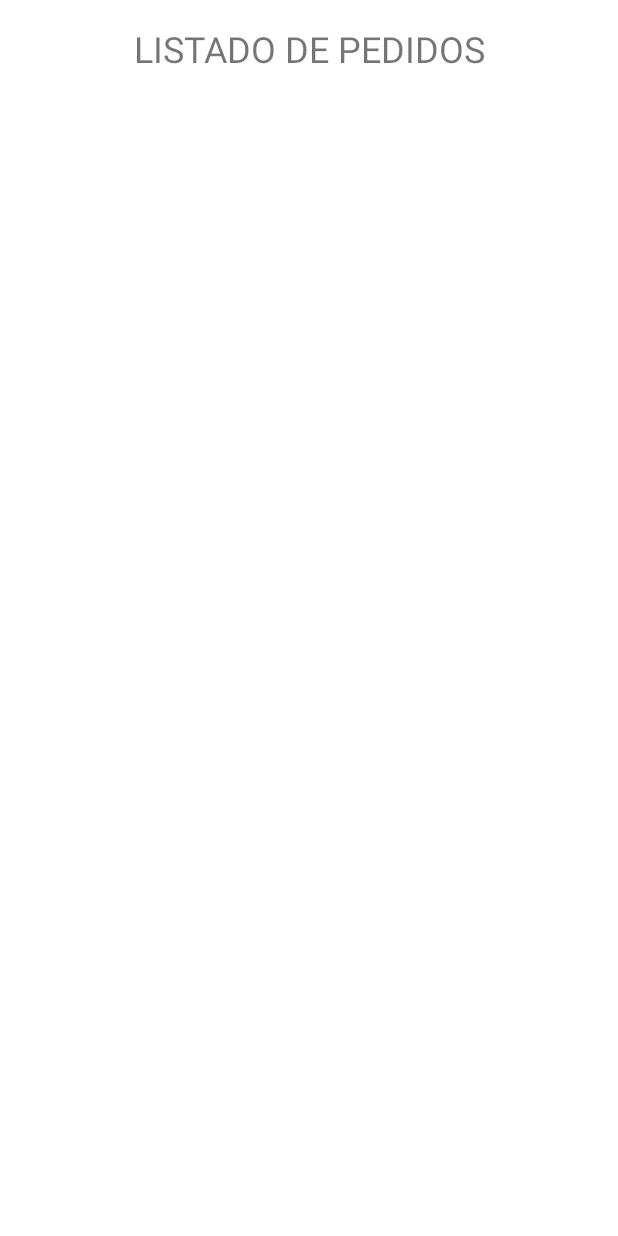
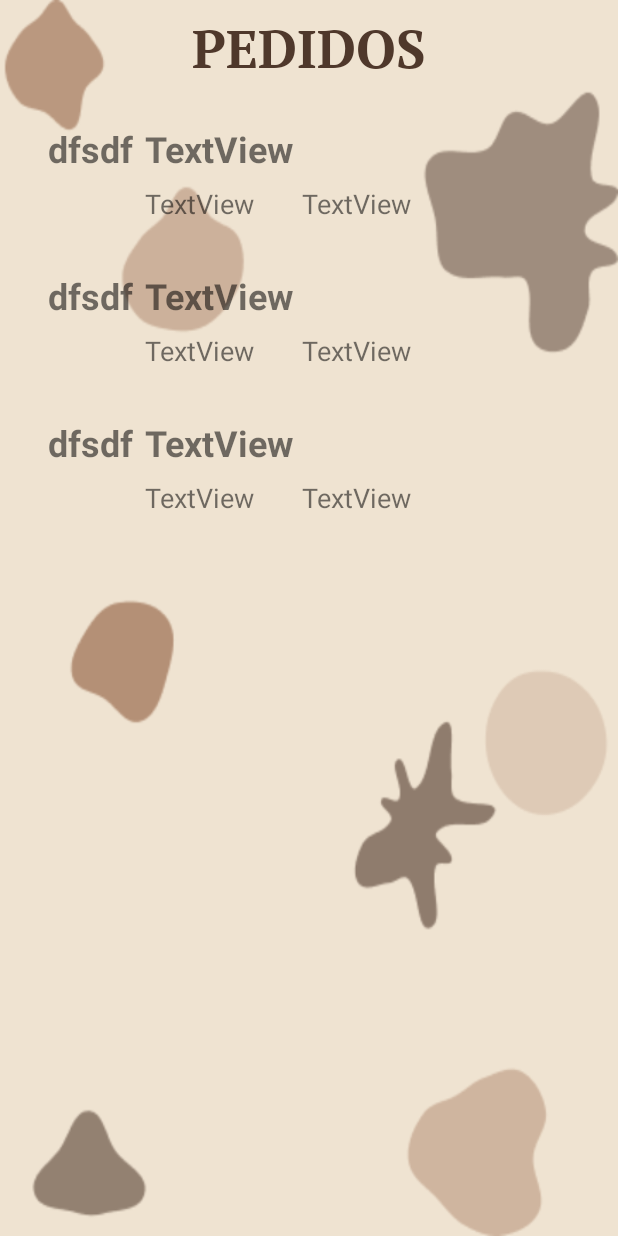
Before and after one commit to Rodrigo507/UnSaborDiferente, an Android app: the layout fragment_lista_pedidos.xml on its own in the app's theme, with its tools: preview values and no code run, on a phone screen of 412 x 824 dp. Run offline under Robolectric (Android 15) with nearby library versions, the phone set to English and light mode, and no system bars.

Commit message:
Mostramos los datos en RecyclerView, Funcio sin conexion

```diff
--- a/app/src/main/res/layout/fragment_lista_pedidos.xml
+++ b/app/src/main/res/layout/fragment_lista_pedidos.xml
@@ -6,16 +6,21 @@
     <androidx.constraintlayout.widget.ConstraintLayout
         android:layout_width="match_parent"
         android:layout_height="match_parent"
+        android:background="@drawable/fondo"
         tools:context=".screens.dataSet.DataSetFragment">
 
 
         <TextView
-            android:id="@+id/textView"
-            android:layout_width="wrap_content"
-            android:layout_height="wrap_content"
-            android:layout_marginTop="16dp"
-            android:text="LISTADO DE PEDIDOS"
-            android:textSize="24sp"
+            android:id="@+id/inicio_de_s"
+            android:layout_width="360dp"
+            android:layout_height="51dp"
+            android:layout_alignParentLeft="true"
+            android:layout_alignParentTop="true"
+            android:layout_marginTop="8dp"
+            android:fontFamily="@font/pt_serif_bold"
+            android:gravity="center_horizontal|top"
+            android:text="@string/listadoPedido"
+            android:textAppearance="@style/inicio_de_s"
             app:layout_constraintEnd_toEndOf="parent"
             app:layout_constraintStart_toStartOf="parent"
             app:layout_constraintTop_toTopOf="parent" />
@@ -23,9 +28,13 @@
         <androidx.recyclerview.widget.RecyclerView
             android:id="@+id/recycler_view"
             android:layout_width="match_parent"
-            android:layout_height="wrap_content"
-            android:layout_marginTop="16dp"
+            android:layout_height="match_parent"
+            android:layout_marginTop="50dp"
+            app:layoutManager="androidx.recyclerview.widget.LinearLayoutManager"
+            app:layout_constraintBottom_toBottomOf="parent"
             app:layout_constraintTop_toBottomOf="@+id/textView"
+            app:layout_constraintVertical_bias="1.0"
+            tools:layout_editor_absoluteX="0dp"
             tools:listitem="@layout/pedidos_items" />
     </androidx.constraintlayout.widget.ConstraintLayout>
 </layout>
--- a/app/src/main/res/layout/pedidos_items.xml
+++ b/app/src/main/res/layout/pedidos_items.xml
@@ -1,11 +1,7 @@
 <?xml version="1.0" encoding="utf-8"?>
-<layout xmlns:app="http://schemas.android.com/apk/res-auto"
+<layout xmlns:tools="http://schemas.android.com/tools"
+    xmlns:app="http://schemas.android.com/apk/res-auto"
     xmlns:android="http://schemas.android.com/apk/res/android">
-    <data>
-        <variable
-            name="pedido"
-            type="com.example.unsabordiferente.Clientes" />
-    </data>
 
     <androidx.constraintlayout.widget.ConstraintLayout
 
@@ -13,16 +9,54 @@
         android:layout_height="wrap_content">
 
         <TextView
-            android:id="@+id/textView3"
+            android:id="@+id/numeroUser"
             android:layout_width="wrap_content"
             android:layout_height="wrap_content"
-            android:layout_marginTop="32dp"
-            android:layout_marginBottom="32dp"
-            android:text="@{pedido.nombre}"
+            android:layout_marginStart="32dp"
+            android:layout_marginTop="8dp"
+            android:layout_marginBottom="8dp"
+            android:shadowColor="#000000"
+            android:text="dfsdf"
+            android:textSize="24sp"
+            android:textStyle="bold"
             app:layout_constraintBottom_toBottomOf="parent"
-            app:layout_constraintEnd_toEndOf="parent"
             app:layout_constraintStart_toStartOf="parent"
             app:layout_constraintTop_toTopOf="parent" />
 
+        <TextView
+            android:id="@+id/nombre"
+            android:layout_width="wrap_content"
+            android:layout_height="wrap_content"
+            android:layout_marginStart="8dp"
+            android:shadowColor="#000000"
+            android:text="TextView"
+            android:textSize="24sp"
+            android:textStyle="bold"
+            app:layout_constraintBottom_toBottomOf="parent"
+            app:layout_constraintStart_toEndOf="@+id/numeroUser"
+            app:layout_constraintTop_toTopOf="parent" />
+
+        <TextView
+            android:id="@+id/cantidad"
+            android:layout_width="wrap_content"
+            android:layout_height="wrap_content"
+            android:layout_marginTop="8dp"
+            android:shadowColor="#000000"
+            android:text="TextView"
+            android:textSize="18sp"
+            app:layout_constraintStart_toStartOf="@+id/nombre"
+            app:layout_constraintTop_toBottomOf="@+id/nombre" />
+
+        <TextView
+            android:id="@+id/contacto"
+            android:layout_width="wrap_content"
+            android:layout_height="wrap_content"
+            android:layout_marginStart="32dp"
+            android:shadowColor="#000000"
+            android:text="TextView"
+            android:textSize="18sp"
+            app:layout_constraintBaseline_toBaselineOf="@+id/cantidad"
+            app:layout_constraintStart_toEndOf="@+id/cantidad" />
+
     </androidx.constraintlayout.widget.ConstraintLayout>
 </layout>
--- a/app/src/main/res/values/strings.xml
+++ b/app/src/main/res/values/strings.xml
@@ -3,6 +3,7 @@
     <!-- TODO: Remove or change this placeholder text -->
     <string name="hello_blank_fragment">Hello blank fragment</string>
     <string name="inicio_de_s">INICIO DE SESIÓN</string>
+    <string name="listadoPedido">PEDIDOS</string>
     <string name="menu">Menú</string>
     <string name="agregarPedido">AGREGAR PEDIDO</string>
 </resources>
```
Also changed, not shown: app/src/main/java/com/example/unsabordiferente/screens/listaPedidos/ListaPedidoAdapter.kt (added, +53 -0 lines), app/src/main/java/com/example/unsabordiferente/screens/listaPedidos/ListaPedidos.kt (+9 -2 lines), app/src/main/java/com/example/unsabordiferente/screens/listaPedidos/ListaPedidosViewModel.kt (+9 -8 lines), app/src/main/res/drawable/card.xml (added, +11 -0 lines).
